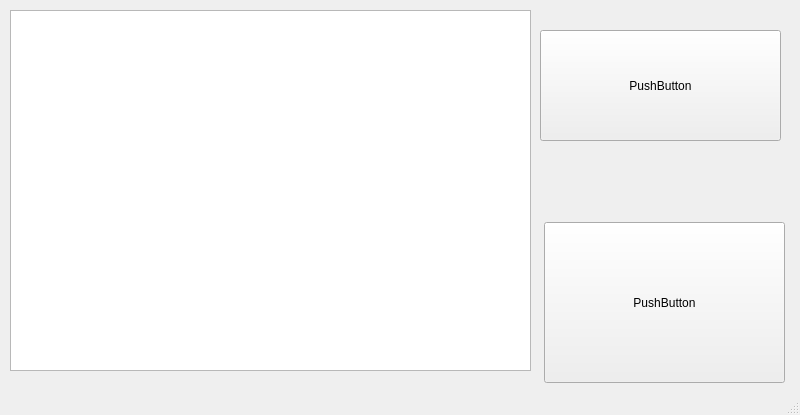
The window that CloudSys_Qt/icondisplayerwidget.ui (songzhj/CloudSys) describes before a commit, drawn with Qt 5.
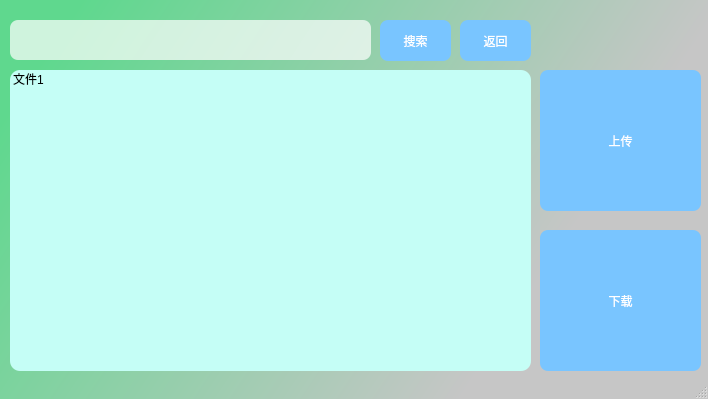
The same window after the commit. Icons and pictures are not drawn.

What changed in the file:
```diff
--- a/CloudSys_Qt/icondisplayerwidget.ui
+++ b/CloudSys_Qt/icondisplayerwidget.ui
@@ -6,48 +6,209 @@
    <rect>
     <x>0</x>
     <y>0</y>
-    <width>800</width>
-    <height>415</height>
+    <width>708</width>
+    <height>399</height>
    </rect>
   </property>
   <property name="windowTitle">
-   <string>MainWindow</string>
+   <string>加密云存储系统</string>
+  </property>
+  <property name="styleSheet">
+   <string notr="true">QMainWindow{
+background:qlineargradient(spread:pad, x1:0, y1:0, x2:0.988636, y2:0.369, stop:0.102273 rgba(95, 216, 142, 255), stop:0.909091 rgba(198, 198, 198, 255));
+}</string>
   </property>
   <widget class="QWidget" name="centralwidget">
    <widget class="QListWidget" name="listWidget">
     <property name="geometry">
      <rect>
       <x>10</x>
-      <y>10</y>
+      <y>70</y>
       <width>521</width>
-      <height>361</height>
+      <height>301</height>
      </rect>
     </property>
+    <property name="styleSheet">
+     <string notr="true">QListWidget{
+background:rgb(197, 254, 246);
+border-radius:10px;
+}</string>
+    </property>
+    <property name="movement">
+     <enum>QListView::Static</enum>
+    </property>
+    <property name="resizeMode">
+     <enum>QListView::Fixed</enum>
+    </property>
+    <property name="viewMode">
+     <enum>QListView::IconMode</enum>
+    </property>
+    <property name="uniformItemSizes">
+     <bool>false</bool>
+    </property>
+    <item>
+     <property name="text">
+      <string>文件1</string>
+     </property>
+     <property name="icon">
+      <iconset>
+       <normaloff>C:/Users/Administrator/Pictures/文件夹图标下载8.png</normaloff>C:/Users/Administrator/Pictures/文件夹图标下载8.png</iconset>
+     </property>
+    </item>
    </widget>
    <widget class="QPushButton" name="pushButton">
     <property name="geometry">
      <rect>
-      <x>544</x>
-      <y>222</y>
-      <width>241</width>
-      <height>161</height>
+      <x>540</x>
+      <y>230</y>
+      <width>161</width>
+      <height>141</height>
      </rect>
     </property>
+    <property name="styleSheet">
+     <string notr="true">QPushButton{
+border-width:2px;
+border-radius:8px;
+border-color:rgba(119, 196, 255);
+background:rgb(121, 197, 255);
+color:rgb(255, 255, 255);
+}
+QPushButton::hover{
+border-width:2px;
+border-radius:8px;
+border-color:rgba(119, 196, 255);
+background:rgba(170, 255, 127,0.93);
+color:rgb(255, 255, 255);
+}</string>
+    </property>
     <property name="text">
-     <string>PushButton</string>
+     <string>下载</string>
     </property>
    </widget>
    <widget class="QPushButton" name="pushButton_2">
     <property name="geometry">
      <rect>
       <x>540</x>
-      <y>30</y>
-      <width>241</width>
-      <height>111</height>
+      <y>70</y>
+      <width>161</width>
+      <height>141</height>
      </rect>
     </property>
+    <property name="styleSheet">
+     <string notr="true">QPushButton{
+border-width:2px;
+border-radius:8px;
+border-color:rgba(119, 196, 255);
+background:rgb(121, 197, 255);
+color:rgb(255, 255, 255);
+}
+QPushButton::hover{
+border-width:2px;
+border-radius:8px;
+border-color:rgba(119, 196, 255);
+background:rgba(170, 255, 127,0.93);
+color:rgb(255, 255, 255);
+}</string>
+    </property>
     <property name="text">
-     <string>PushButton</string>
+     <string>上传</string>
+    </property>
+   </widget>
+   <widget class="QLineEdit" name="lineEdit">
+    <property name="geometry">
+     <rect>
+      <x>10</x>
+      <y>20</y>
+      <width>361</width>
+      <height>40</height>
+     </rect>
+    </property>
+    <property name="styleSheet">
+     <string notr="true">QLineEdit{
+background:rgba(255,255,255,0.7);
+border-width:1px;
+border-color:rgb(222, 221, 239);
+border-radius:8px;
+padding:0px;
+margin:0px;
+}</string>
+    </property>
+    <property name="text">
+     <string/>
+    </property>
+   </widget>
+   <widget class="QPushButton" name="searchButton">
+    <property name="geometry">
+     <rect>
+      <x>380</x>
+      <y>20</y>
+      <width>71</width>
+      <height>41</height>
+     </rect>
+    </property>
+    <property name="styleSheet">
+     <string notr="true">QPushButton{
+border-width:2px;
+border-radius:8px;
+border-color:rgba(119, 196, 255);
+background:rgb(121, 197, 255);
+color:rgb(255, 255, 255);
+}
+QPushButton::hover{
+border-width:2px;
+border-radius:8px;
+border-color:rgba(119, 196, 255);
+background:rgba(170, 255, 127,0.93);
+color:rgb(255, 255, 255);
+}</string>
+    </property>
+    <property name="text">
+     <string>搜索</string>
+    </property>
+   </widget>
+   <widget class="QPushButton" name="backButton">
+    <property name="geometry">
+     <rect>
+      <x>460</x>
+      <y>20</y>
+      <width>71</width>
+      <height>41</height>
+     </rect>
+    </property>
+    <property name="styleSheet">
+     <string notr="true">QPushButton{
+border-width:2px;
+border-radius:8px;
+border-color:rgba(119, 196, 255);
+background:rgb(121, 197, 255);
+color:rgb(255, 255, 255);
+}
+QPushButton::hover{
+border-width:2px;
+border-radius:8px;
+border-color:rgba(119, 196, 255);
+background:rgba(170, 255, 127,0.93);
+color:rgb(255, 255, 255);
+}</string>
+    </property>
+    <property name="text">
+     <string>返回</string>
+    </property>
+   </widget>
+   <widget class="QLabel" name="label">
+    <property name="geometry">
+     <rect>
+      <x>540</x>
+      <y>0</y>
+      <width>161</width>
+      <height>71</height>
+     </rect>
+    </property>
+    <property name="text">
+     <string/>
+    </property>
+    <property name="pixmap">
+     <pixmap>C:/Users/Administrator/Pictures/openstakc.png</pixmap>
     </property>
    </widget>
   </widget>
```
Left out of the diff: 8 changed lines with no effect on the pictures.
